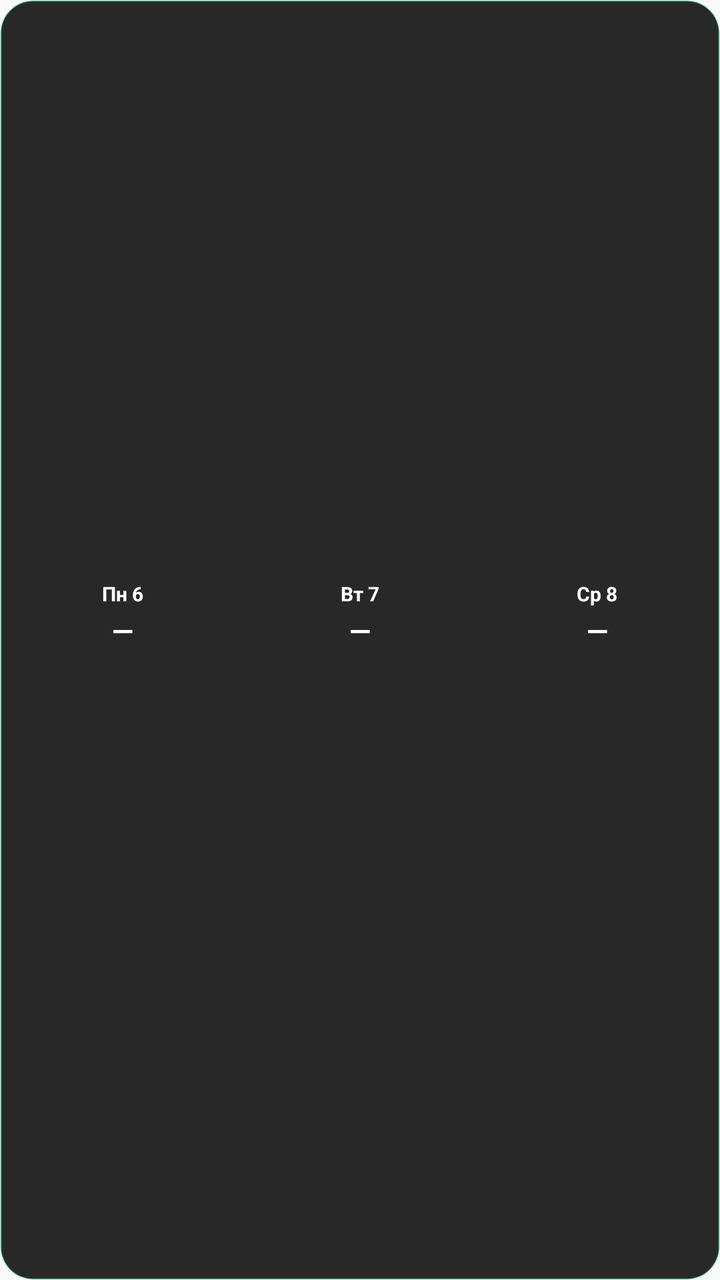
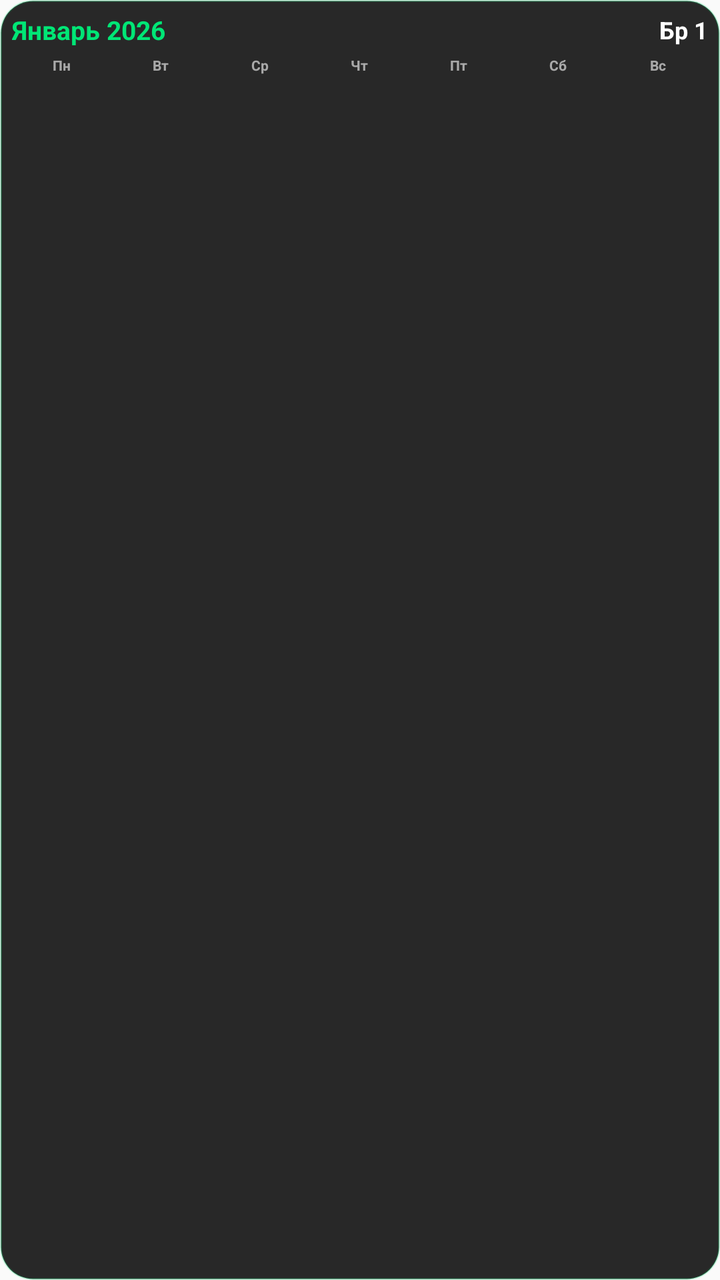

The first picture is an Android layout as it rendered before a commit; the second is the same layout after the commit. The layout source and the unified diff follow.
<!-- AndroidManifest.xml: application theme Theme.Salarynaftan -->
<!-- res/layout/widget_shift.xml -->
<?xml version="1.0" encoding="utf-8"?>
<LinearLayout xmlns:android="http://schemas.android.com/apk/res/android"
    android:id="@+id/widget_root"
    android:layout_width="match_parent"
    android:layout_height="match_parent"
    android:orientation="horizontal"
    android:baselineAligned="false"
    android:padding="2dp"
    android:background="@drawable/widget_background">

    
    <LinearLayout
        android:id="@+id/day1_container"
        android:layout_width="0dp"
        android:layout_height="match_parent"
        android:layout_weight="1"
        android:orientation="vertical"
        android:gravity="center"
        android:padding="4dp"
        android:layout_margin="2dp">

        <TextView
            android:id="@+id/day1_day_date"
            android:layout_width="wrap_content"
            android:layout_height="wrap_content"
            android:text="Пн 6"
            android:textSize="10sp"
            android:textStyle="bold"
            android:textColor="#FFFFFF"
            android:gravity="center" />

        <TextView
            android:id="@+id/day1_shift_type"
            android:layout_width="wrap_content"
            android:layout_height="wrap_content"
            android:text="—"
            android:textSize="14sp"
            android:textStyle="bold"
            android:textColor="#FFFFFF"
            android:gravity="center"
            android:layout_marginTop="2dp" />

        <TextView
            android:id="@+id/day1_time"
            android:layout_width="wrap_content"
            android:layout_height="wrap_content"
            android:text=""
            android:textSize="8sp"
            android:textColor="#CCFFFFFF"
            android:gravity="center"
            android:layout_marginTop="1dp" />

        <TextView
            android:id="@+id/day1_pay"
            android:layout_width="wrap_content"
            android:layout_height="wrap_content"
            android:text=""
            android:textSize="8sp"
            android:textStyle="bold"
            android:textColor="#FFD700"
            android:gravity="center"
            android:layout_marginTop="2dp" />
    </LinearLayout>

    
    <LinearLayout
        android:id="@+id/day2_container"
        android:layout_width="0dp"
        android:layout_height="match_parent"
        android:layout_weight="1"
        android:orientation="vertical"
        android:gravity="center"
        android:padding="4dp"
        android:layout_margin="2dp">

        <TextView
            android:id="@+id/day2_day_date"
            android:layout_width="wrap_content"
            android:layout_height="wrap_content"
            android:text="Вт 7"
            android:textSize="10sp"
            android:textStyle="bold"
            android:textColor="#FFFFFF"
            android:gravity="center" />

        <TextView
            android:id="@+id/day2_shift_type"
            android:layout_width="wrap_content"
            android:layout_height="wrap_content"
            android:text="—"
            android:textSize="14sp"
            android:textStyle="bold"
            android:textColor="#FFFFFF"
            android:gravity="center"
            android:layout_marginTop="2dp" />

        <TextView
            android:id="@+id/day2_time"
            android:layout_width="wrap_content"
            android:layout_height="wrap_content"
            android:text=""
            android:textSize="8sp"
            android:textColor="#CCFFFFFF"
            android:gravity="center"
            android:layout_marginTop="1dp" />

        <TextView
            android:id="@+id/day2_pay"
            android:layout_width="wrap_content"
            android:layout_height="wrap_content"
            android:text=""
            android:textSize="8sp"
            android:textStyle="bold"
            android:textColor="#FFD700"
            android:gravity="center"
            android:layout_marginTop="2dp" />
    </LinearLayout>

    
    <LinearLayout
        android:id="@+id/day3_container"
        android:layout_width="0dp"
        android:layout_height="match_parent"
        android:layout_weight="1"
        android:orientation="vertical"
        android:gravity="center"
        android:padding="4dp"
        android:layout_margin="2dp">

        <TextView
            android:id="@+id/day3_day_date"
            android:layout_width="wrap_content"
            android:layout_height="wrap_content"
            android:text="Ср 8"
            android:textSize="10sp"
            android:textStyle="bold"
            android:textColor="#FFFFFF"
            android:gravity="center" />

        <TextView
            android:id="@+id/day3_shift_type"
            android:layout_width="wrap_content"
            android:layout_height="wrap_content"
            android:text="—"
            android:textSize="14sp"
            android:textStyle="bold"
            android:textColor="#FFFFFF"
            android:gravity="center"
            android:layout_marginTop="2dp" />

        <TextView
            android:id="@+id/day3_time"
            android:layout_width="wrap_content"
            android:layout_height="wrap_content"
            android:text=""
            android:textSize="8sp"
            android:textColor="#CCFFFFFF"
            android:gravity="center"
            android:layout_marginTop="1dp" />

        <TextView
            android:id="@+id/day3_pay"
            android:layout_width="wrap_content"
            android:layout_height="wrap_content"
            android:text=""
            android:textSize="8sp"
            android:textStyle="bold"
            android:textColor="#FFD700"
            android:gravity="center"
            android:layout_marginTop="2dp" />
    </LinearLayout>

</LinearLayout>
<!-- resources referenced by this layout -->
<resources>
  <!-- drawable widget_background (drawable) -->
  <?xml version="1.0" encoding="utf-8"?>
  <shape xmlns:android="http://schemas.android.com/apk/res/android"
      android:shape="rectangle">
      <solid android:color="#E6121212" />
      <corners android:radius="16dp" />
      <stroke
          android:width="1dp"
          android:color="#3300E676" />
  </shape>
  <style name="Theme.Salarynaftan" parent="android:Theme.Material.Light.NoActionBar" />
</resources>

<!-- the commit's change to res/layout/widget_shift.xml (unified diff, before → after) -->
@@ -3,171 +3,578 @@
     android:id="@+id/widget_root"
     android:layout_width="match_parent"
     android:layout_height="match_parent"
-    android:orientation="horizontal"
-    android:baselineAligned="false"
-    android:padding="2dp"
+    android:orientation="vertical"
+    android:padding="6dp"
     android:background="@drawable/widget_background">
 
     
     <LinearLayout
-        android:id="@+id/day1_container"
-        android:layout_width="0dp"
-        android:layout_height="match_parent"
-        android:layout_weight="1"
-        android:orientation="vertical"
-        android:gravity="center"
-        android:padding="4dp"
-        android:layout_margin="2dp">
-
-        <TextView
-            android:id="@+id/day1_day_date"
+        android:layout_width="match_parent"
+        android:layout_height="wrap_content"
+        android:orientation="horizontal"
+        android:gravity="center_vertical"
+        android:paddingBottom="4dp">
+
+        <TextView
+            android:id="@+id/widget_month_title"
+            android:layout_width="0dp"
+            android:layout_height="wrap_content"
+            android:layout_weight="1"
+            android:text="Январь 2026"
+            android:textSize="13sp"
+            android:textStyle="bold"
+            android:textColor="#00E676"
+            android:maxLines="1" />
+
+        <TextView
+            android:id="@+id/widget_brigade"
             android:layout_width="wrap_content"
             android:layout_height="wrap_content"
-            android:text="Пн 6"
-            android:textSize="10sp"
+            android:text="Бр 1"
+            android:textSize="12sp"
             android:textStyle="bold"
-            android:textColor="#FFFFFF"
-            android:gravity="center" />
-
-        <TextView
-            android:id="@+id/day1_shift_type"
-            android:layout_width="wrap_content"
-            android:layout_height="wrap_content"
-            android:text="—"
-            android:textSize="14sp"
-            android:textStyle="bold"
-            android:textColor="#FFFFFF"
-            android:gravity="center"
-            android:layout_marginTop="2dp" />
-
-        <TextView
-            android:id="@+id/day1_time"
-            android:layout_width="wrap_content"
-            android:layout_height="wrap_content"
-            android:text=""
-            android:textSize="8sp"
-            android:textColor="#CCFFFFFF"
-            android:gravity="center"
-            android:layout_marginTop="1dp" />
-
-        <TextView
-            android:id="@+id/day1_pay"
-            android:layout_width="wrap_content"
-            android:layout_height="wrap_content"
-            android:text=""
-            android:textSize="8sp"
-            android:textStyle="bold"
-            android:textColor="#FFD700"
-            android:gravity="center"
-            android:layout_marginTop="2dp" />
+            android:textColor="#FFFFFF" />
     </LinearLayout>
 
     
     <LinearLayout
-        android:id="@+id/day2_container"
-        android:layout_width="0dp"
-        android:layout_height="match_parent"
-        android:layout_weight="1"
-        android:orientation="vertical"
-        android:gravity="center"
-        android:padding="4dp"
-        android:layout_margin="2dp">
-
-        <TextView
-            android:id="@+id/day2_day_date"
-            android:layout_width="wrap_content"
-            android:layout_height="wrap_content"
-            android:text="Вт 7"
-            android:textSize="10sp"
-            android:textStyle="bold"
-            android:textColor="#FFFFFF"
-            android:gravity="center" />
-
-        <TextView
-            android:id="@+id/day2_shift_type"
-            android:layout_width="wrap_content"
-            android:layout_height="wrap_content"
-            android:text="—"
-            android:textSize="14sp"
-            android:textStyle="bold"
-            android:textColor="#FFFFFF"
-            android:gravity="center"
-            android:layout_marginTop="2dp" />
-
-        <TextView
-            android:id="@+id/day2_time"
-            android:layout_width="wrap_content"
-            android:layout_height="wrap_content"
-            android:text=""
-            android:textSize="8sp"
-            android:textColor="#CCFFFFFF"
-            android:gravity="center"
-            android:layout_marginTop="1dp" />
-
-        <TextView
-            android:id="@+id/day2_pay"
-            android:layout_width="wrap_content"
-            android:layout_height="wrap_content"
-            android:text=""
-            android:textSize="8sp"
-            android:textStyle="bold"
-            android:textColor="#FFD700"
-            android:gravity="center"
-            android:layout_marginTop="2dp" />
+        android:layout_width="match_parent"
+        android:layout_height="wrap_content"
+        android:orientation="horizontal"
+        android:paddingBottom="3dp">
+
+        <TextView
+            style="@style/WidgetWeekdayCell"
+            android:text="Пн" />
+        <TextView
+            style="@style/WidgetWeekdayCell"
+            android:text="Вт" />
+        <TextView
+            style="@style/WidgetWeekdayCell"
+            android:text="Ср" />
+        <TextView
+            style="@style/WidgetWeekdayCell"
+            android:text="Чт" />
+        <TextView
+            style="@style/WidgetWeekdayCell"
+            android:text="Пт" />
+        <TextView
+            style="@style/WidgetWeekdayCell"
+            android:text="Сб" />
+        <TextView
+            style="@style/WidgetWeekdayCell"
+            android:text="Вс" />
     </LinearLayout>
 
     
     <LinearLayout
-        android:id="@+id/day3_container"
-        android:layout_width="0dp"
-        android:layout_height="match_parent"
+        android:layout_width="match_parent"
+        android:layout_height="0dp"
         android:layout_weight="1"
-        android:orientation="vertical"
-        android:gravity="center"
-        android:padding="4dp"
-        android:layout_margin="2dp">
-
-        <TextView
-            android:id="@+id/day3_day_date"
-            android:layout_width="wrap_content"
-            android:layout_height="wrap_content"
-            android:text="Ср 8"
-            android:textSize="10sp"
-            android:textStyle="bold"
-            android:textColor="#FFFFFF"
-            android:gravity="center" />
-
-        <TextView
-            android:id="@+id/day3_shift_type"
-            android:layout_width="wrap_content"
-            android:layout_height="wrap_content"
-            android:text="—"
-            android:textSize="14sp"
-            android:textStyle="bold"
-            android:textColor="#FFFFFF"
-            android:gravity="center"
-            android:layout_marginTop="2dp" />
-
-        <TextView
-            android:id="@+id/day3_time"
-            android:layout_width="wrap_content"
-            android:layout_height="wrap_content"
-            android:text=""
-            android:textSize="8sp"
-            android:textColor="#CCFFFFFF"
-            android:gravity="center"
-            android:layout_marginTop="1dp" />
-
-        <TextView
-            android:id="@+id/day3_pay"
-            android:layout_width="wrap_content"
-            android:layout_height="wrap_content"
-            android:text=""
-            android:textSize="8sp"
-            android:textStyle="bold"
-            android:textColor="#FFD700"
-            android:gravity="center"
-            android:layout_marginTop="2dp" />
+        android:orientation="vertical">
+
+        <LinearLayout
+            android:layout_width="match_parent"
+            android:layout_height="0dp"
+            android:layout_weight="1"
+            android:orientation="horizontal">
+
+            <LinearLayout
+                android:id="@+id/cell_0_0"
+                style="@style/WidgetDayCell">
+                <TextView
+                    android:id="@+id/cell_0_0_num"
+                    style="@style/WidgetDayNum" />
+                <TextView
+                    android:id="@+id/cell_0_0_shift"
+                    style="@style/WidgetDayShift" />
+            </LinearLayout>
+
+            <LinearLayout
+                android:id="@+id/cell_0_1"
+                style="@style/WidgetDayCell">
+                <TextView
+                    android:id="@+id/cell_0_1_num"
+                    style="@style/WidgetDayNum" />
+                <TextView
+                    android:id="@+id/cell_0_1_shift"
+                    style="@style/WidgetDayShift" />
+            </LinearLayout>
+
+            <LinearLayout
+                android:id="@+id/cell_0_2"
+                style="@style/WidgetDayCell">
+                <TextView
+                    android:id="@+id/cell_0_2_num"
+                    style="@style/WidgetDayNum" />
+                <TextView
+                    android:id="@+id/cell_0_2_shift"
+                    style="@style/WidgetDayShift" />
+            </LinearLayout>
+
+            <LinearLayout
+                android:id="@+id/cell_0_3"
+                style="@style/WidgetDayCell">
+                <TextView
+                    android:id="@+id/cell_0_3_num"
+                    style="@style/WidgetDayNum" />
+                <TextView
+                    android:id="@+id/cell_0_3_shift"
+                    style="@style/WidgetDayShift" />
+            </LinearLayout>
+
+            <LinearLayout
+                android:id="@+id/cell_0_4"
+                style="@style/WidgetDayCell">
+                <TextView
+                    android:id="@+id/cell_0_4_num"
+                    style="@style/WidgetDayNum" />
+                <TextView
+                    android:id="@+id/cell_0_4_shift"
+                    style="@style/WidgetDayShift" />
+            </LinearLayout>
+
+            <LinearLayout
+                android:id="@+id/cell_0_5"
+                style="@style/WidgetDayCell">
+                <TextView
+                    android:id="@+id/cell_0_5_num"
+                    style="@style/WidgetDayNum" />
+                <TextView
+                    android:id="@+id/cell_0_5_shift"
+                    style="@style/WidgetDayShift" />
+            </LinearLayout>
+
+            <LinearLayout
+                android:id="@+id/cell_0_6"
+                style="@style/WidgetDayCell">
+                <TextView
+                    android:id="@+id/cell_0_6_num"
+                    style="@style/WidgetDayNum" />
+                <TextView
+                    android:id="@+id/cell_0_6_shift"
+                    style="@style/WidgetDayShift" />
+            </LinearLayout>
+        </LinearLayout>
+
+        <LinearLayout
+            android:layout_width="match_parent"
+            android:layout_height="0dp"
+            android:layout_weight="1"
+            android:orientation="horizontal">
+
+            <LinearLayout
+                android:id="@+id/cell_1_0"
+                style="@style/WidgetDayCell">
+                <TextView
+                    android:id="@+id/cell_1_0_num"
+                    style="@style/WidgetDayNum" />
+                <TextView
+                    android:id="@+id/cell_1_0_shift"
+                    style="@style/WidgetDayShift" />
+            </LinearLayout>
+
+            <LinearLayout
+                android:id="@+id/cell_1_1"
+                style="@style/WidgetDayCell">
+                <TextView
+                    android:id="@+id/cell_1_1_num"
+                    style="@style/WidgetDayNum" />
+                <TextView
+                    android:id="@+id/cell_1_1_shift"
+                    style="@style/WidgetDayShift" />
+            </LinearLayout>
+
+            <LinearLayout
+                android:id="@+id/cell_1_2"
+                style="@style/WidgetDayCell">
+                <TextView
+                    android:id="@+id/cell_1_2_num"
+                    style="@style/WidgetDayNum" />
+                <TextView
+                    android:id="@+id/cell_1_2_shift"
+                    style="@style/WidgetDayShift" />
+            </LinearLayout>
+
+            <LinearLayout
+                android:id="@+id/cell_1_3"
+                style="@style/WidgetDayCell">
+                <TextView
+                    android:id="@+id/cell_1_3_num"
+                    style="@style/WidgetDayNum" />
+                <TextView
+                    android:id="@+id/cell_1_3_shift"
+                    style="@style/WidgetDayShift" />
+            </LinearLayout>
+
+            <LinearLayout
+                android:id="@+id/cell_1_4"
+                style="@style/WidgetDayCell">
+                <TextView
+                    android:id="@+id/cell_1_4_num"
+                    style="@style/WidgetDayNum" />
+                <TextView
+                    android:id="@+id/cell_1_4_shift"
+                    style="@style/WidgetDayShift" />
+            </LinearLayout>
+
+            <LinearLayout
+                android:id="@+id/cell_1_5"
+                style="@style/WidgetDayCell">
+                <TextView
+                    android:id="@+id/cell_1_5_num"
+                    style="@style/WidgetDayNum" />
+                <TextView
+                    android:id="@+id/cell_1_5_shift"
+                    style="@style/WidgetDayShift" />
+            </LinearLayout>
+
+            <LinearLayout
+                android:id="@+id/cell_1_6"
+                style="@style/WidgetDayCell">
+                <TextView
+                    android:id="@+id/cell_1_6_num"
+                    style="@style/WidgetDayNum" />
+                <TextView
+                    android:id="@+id/cell_1_6_shift"
+                    style="@style/WidgetDayShift" />
+            </LinearLayout>
+        </LinearLayout>
+
+        <LinearLayout
+            android:layout_width="match_parent"
+            android:layout_height="0dp"
+            android:layout_weight="1"
+            android:orientation="horizontal">
+
+            <LinearLayout
+                android:id="@+id/cell_2_0"
+                style="@style/WidgetDayCell">
+                <TextView
+                    android:id="@+id/cell_2_0_num"
+                    style="@style/WidgetDayNum" />
+                <TextView
+                    android:id="@+id/cell_2_0_shift"
+                    style="@style/WidgetDayShift" />
+            </LinearLayout>
+
+            <LinearLayout
+                android:id="@+id/cell_2_1"
+                style="@style/WidgetDayCell">
+                <TextView
+                    android:id="@+id/cell_2_1_num"
+                    style="@style/WidgetDayNum" />
+                <TextView
+                    android:id="@+id/cell_2_1_shift"
+                    style="@style/WidgetDayShift" />
+            </LinearLayout>
+
+            <LinearLayout
+                android:id="@+id/cell_2_2"
+                style="@style/WidgetDayCell">
+                <TextView
+                    android:id="@+id/cell_2_2_num"
+                    style="@style/WidgetDayNum" />
+                <TextView
+                    android:id="@+id/cell_2_2_shift"
+                    style="@style/WidgetDayShift" />
+            </LinearLayout>
+
+            <LinearLayout
+                android:id="@+id/cell_2_3"
+                style="@style/WidgetDayCell">
+                <TextView
+                    android:id="@+id/cell_2_3_num"
+                    style="@style/WidgetDayNum" />
+                <TextView
+                    android:id="@+id/cell_2_3_shift"
+                    style="@style/WidgetDayShift" />
+            </LinearLayout>
+
+            <LinearLayout
+                android:id="@+id/cell_2_4"
+                style="@style/WidgetDayCell">
+                <TextView
+                    android:id="@+id/cell_2_4_num"
+                    style="@style/WidgetDayNum" />
+                <TextView
+                    android:id="@+id/cell_2_4_shift"
+                    style="@style/WidgetDayShift" />
+            </LinearLayout>
+
+            <LinearLayout
+                android:id="@+id/cell_2_5"
+                style="@style/WidgetDayCell">
+                <TextView
+                    android:id="@+id/cell_2_5_num"
+                    style="@style/WidgetDayNum" />
+                <TextView
+                    android:id="@+id/cell_2_5_shift"
+                    style="@style/WidgetDayShift" />
+            </LinearLayout>
+
+            <LinearLayout
+                android:id="@+id/cell_2_6"
+                style="@style/WidgetDayCell">
+                <TextView
+                    android:id="@+id/cell_2_6_num"
+                    style="@style/WidgetDayNum" />
+                <TextView
+                    android:id="@+id/cell_2_6_shift"
+                    style="@style/WidgetDayShift" />
+            </LinearLayout>
+        </LinearLayout>
+
+        <LinearLayout
+            android:layout_width="match_parent"
+            android:layout_height="0dp"
+            android:layout_weight="1"
+            android:orientation="horizontal">
+
+            <LinearLayout
+                android:id="@+id/cell_3_0"
+                style="@style/WidgetDayCell">
+                <TextView
+                    android:id="@+id/cell_3_0_num"
+                    style="@style/WidgetDayNum" />
+                <TextView
+                    android:id="@+id/cell_3_0_shift"
+                    style="@style/WidgetDayShift" />
+            </LinearLayout>
+
+            <LinearLayout
+                android:id="@+id/cell_3_1"
+                style="@style/WidgetDayCell">
+                <TextView
+                    android:id="@+id/cell_3_1_num"
+                    style="@style/WidgetDayNum" />
+                <TextView
+                    android:id="@+id/cell_3_1_shift"
+                    style="@style/WidgetDayShift" />
+            </LinearLayout>
+
+            <LinearLayout
+                android:id="@+id/cell_3_2"
+                style="@style/WidgetDayCell">
+                <TextView
+                    android:id="@+id/cell_3_2_num"
+                    style="@style/WidgetDayNum" />
+                <TextView
+                    android:id="@+id/cell_3_2_shift"
+                    style="@style/WidgetDayShift" />
+            </LinearLayout>
+
+            <LinearLayout
+                android:id="@+id/cell_3_3"
+                style="@style/WidgetDayCell">
+                <TextView
+                    android:id="@+id/cell_3_3_num"
+                    style="@style/WidgetDayNum" />
+                <TextView
+                    android:id="@+id/cell_3_3_shift"
+                    style="@style/WidgetDayShift" />
+            </LinearLayout>
+
+            <LinearLayout
+                android:id="@+id/cell_3_4"
+                style="@style/WidgetDayCell">
+                <TextView
+                    android:id="@+id/cell_3_4_num"
+                    style="@style/WidgetDayNum" />
+                <TextView
+                    android:id="@+id/cell_3_4_shift"
+                    style="@style/WidgetDayShift" />
+            </LinearLayout>
+
+            <LinearLayout
+                android:id="@+id/cell_3_5"
+                style="@style/WidgetDayCell">
+                <TextView
+                    android:id="@+id/cell_3_5_num"
+                    style="@style/WidgetDayNum" />
+                <TextView
+                    android:id="@+id/cell_3_5_shift"
+                    style="@style/WidgetDayShift" />
+            </LinearLayout>
+
+            <LinearLayout
+                android:id="@+id/cell_3_6"
+                style="@style/WidgetDayCell">
+                <TextView
+                    android:id="@+id/cell_3_6_num"
+                    style="@style/WidgetDayNum" />
+                <TextView
+                    android:id="@+id/cell_3_6_shift"
+                    style="@style/WidgetDayShift" />
+            </LinearLayout>
+        </LinearLayout>
+
+        <LinearLayout
+            android:layout_width="match_parent"
+            android:layout_height="0dp"
+            android:layout_weight="1"
+            android:orientation="horizontal">
+
+            <LinearLayout
+                android:id="@+id/cell_4_0"
+                style="@style/WidgetDayCell">
+                <TextView
+                    android:id="@+id/cell_4_0_num"
+                    style="@style/WidgetDayNum" />
+                <TextView
+                    android:id="@+id/cell_4_0_shift"
+                    style="@style/WidgetDayShift" />
+            </LinearLayout>
+
+            <LinearLayout
+                android:id="@+id/cell_4_1"
+                style="@style/WidgetDayCell">
+                <TextView
+                    android:id="@+id/cell_4_1_num"
+                    style="@style/WidgetDayNum" />
+                <TextView
+                    android:id="@+id/cell_4_1_shift"
+                    style="@style/WidgetDayShift" />
+            </LinearLayout>
+
+            <LinearLayout
+                android:id="@+id/cell_4_2"
+                style="@style/WidgetDayCell">
+                <TextView
+                    android:id="@+id/cell_4_2_num"
+                    style="@style/WidgetDayNum" />
+                <TextView
+                    android:id="@+id/cell_4_2_shift"
+                    style="@style/WidgetDayShift" />
+            </LinearLayout>
+
+            <LinearLayout
+                android:id="@+id/cell_4_3"
+                style="@style/WidgetDayCell">
+                <TextView
+                    android:id="@+id/cell_4_3_num"
+                    style="@style/WidgetDayNum" />
+                <TextView
+                    android:id="@+id/cell_4_3_shift"
+                    style="@style/WidgetDayShift" />
+            </LinearLayout>
+
+            <LinearLayout
+                android:id="@+id/cell_4_4"
+                style="@style/WidgetDayCell">
+                <TextView
+                    android:id="@+id/cell_4_4_num"
+                    style="@style/WidgetDayNum" />
+                <TextView
+                    android:id="@+id/cell_4_4_shift"
+                    style="@style/WidgetDayShift" />
+            </LinearLayout>
+
+            <LinearLayout
+                android:id="@+id/cell_4_5"
+                style="@style/WidgetDayCell">
+                <TextView
+                    android:id="@+id/cell_4_5_num"
+                    style="@style/WidgetDayNum" />
+                <TextView
+                    android:id="@+id/cell_4_5_shift"
+                    style="@style/WidgetDayShift" />
+            </LinearLayout>
+
+            <LinearLayout
+                android:id="@+id/cell_4_6"
+                style="@style/WidgetDayCell">
+                <TextView
+                    android:id="@+id/cell_4_6_num"
+                    style="@style/WidgetDayNum" />
+                <TextView
+                    android:id="@+id/cell_4_6_shift"
+                    style="@style/WidgetDayShift" />
+            </LinearLayout>
+        </LinearLayout>
+
+        <LinearLayout
+            android:layout_width="match_parent"
+            android:layout_height="0dp"
+            android:layout_weight="1"
+            android:orientation="horizontal">
+
+            <LinearLayout
+                android:id="@+id/cell_5_0"
+                style="@style/WidgetDayCell">
+                <TextView
+                    android:id="@+id/cell_5_0_num"
+                    style="@style/WidgetDayNum" />
+                <TextView
+                    android:id="@+id/cell_5_0_shift"
+                    style="@style/WidgetDayShift" />
+            </LinearLayout>
+
+            <LinearLayout
+                android:id="@+id/cell_5_1"
+                style="@style/WidgetDayCell">
+                <TextView
+                    android:id="@+id/cell_5_1_num"
+                    style="@style/WidgetDayNum" />
+                <TextView
+                    android:id="@+id/cell_5_1_shift"
+                    style="@style/WidgetDayShift" />
+            </LinearLayout>
+
+            <LinearLayout
+                android:id="@+id/cell_5_2"
+                style="@style/WidgetDayCell">
+                <TextView
+                    android:id="@+id/cell_5_2_num"
+                    style="@style/WidgetDayNum" />
+                <TextView
+                    android:id="@+id/cell_5_2_shift"
+                    style="@style/WidgetDayShift" />
+            </LinearLayout>
+
+            <LinearLayout
+                android:id="@+id/cell_5_3"
+                style="@style/WidgetDayCell">
+                <TextView
+                    android:id="@+id/cell_5_3_num"
+                    style="@style/WidgetDayNum" />
+                <TextView
+                    android:id="@+id/cell_5_3_shift"
+                    style="@style/WidgetDayShift" />
+            </LinearLayout>
+
+            <LinearLayout
+                android:id="@+id/cell_5_4"
+                style="@style/WidgetDayCell">
+                <TextView
+                    android:id="@+id/cell_5_4_num"
+                    style="@style/WidgetDayNum" />
+                <TextView
+                    android:id="@+id/cell_5_4_shift"
+                    style="@style/WidgetDayShift" />
+            </LinearLayout>
+
+            <LinearLayout
+                android:id="@+id/cell_5_5"
+                style="@style/WidgetDayCell">
+                <TextView
+                    android:id="@+id/cell_5_5_num"
+                    style="@style/WidgetDayNum" />
+                <TextView
+                    android:id="@+id/cell_5_5_shift"
+                    style="@style/WidgetDayShift" />
+            </LinearLayout>
+
+            <LinearLayout
+                android:id="@+id/cell_5_6"
+                style="@style/WidgetDayCell">
+                <TextView
+                    android:id="@+id/cell_5_6_num"
+                    style="@style/WidgetDayNum" />
+                <TextView
+                    android:id="@+id/cell_5_6_shift"
+                    style="@style/WidgetDayShift" />
+            </LinearLayout>
+        </LinearLayout>
     </LinearLayout>
-
 </LinearLayout>
<!-- resource entries referenced after the edit -->
@@ -10,6 +10,43 @@
           android:width="1dp"
           android:color="#3300E676" />
   </shape>
+  <style name="WidgetDayCell" parent="">
+          <item name="android:layout_width">0dp</item>
+          <item name="android:layout_height">match_parent</item>
+          <item name="android:layout_weight">1</item>
+          <item name="android:orientation">vertical</item>
+          <item name="android:gravity">center</item>
+          <item name="android:padding">1dp</item>
+          <item name="android:layout_margin">1dp</item>
+      </style>
+  <style name="WidgetDayNum" parent="">
+          <item name="android:layout_width">wrap_content</item>
+          <item name="android:layout_height">wrap_content</item>
+          <item name="android:textSize">8sp</item>
+          <item name="android:textStyle">bold</item>
+          <item name="android:textColor">#FFFFFF</item>
+          <item name="android:gravity">center</item>
+          <item name="android:maxLines">1</item>
+      </style>
+  <style name="WidgetDayShift" parent="">
+          <item name="android:layout_width">wrap_content</item>
+          <item name="android:layout_height">wrap_content</item>
+          <item name="android:textSize">10sp</item>
+          <item name="android:textStyle">bold</item>
+          <item name="android:textColor">#FFFFFF</item>
+          <item name="android:gravity">center</item>
+          <item name="android:maxLines">1</item>
+      </style>
+  <style name="WidgetWeekdayCell" parent="">
+          <item name="android:layout_width">0dp</item>
+          <item name="android:layout_height">wrap_content</item>
+          <item name="android:layout_weight">1</item>
+          <item name="android:textSize">7sp</item>
+          <item name="android:textStyle">bold</item>
+          <item name="android:textColor">#99FFFFFF</item>
+          <item name="android:gravity">center</item>
+          <item name="android:maxLines">1</item>
+      </style>
   <style name="Theme.Salarynaftan" parent="android:Theme.Material.Light.NoActionBar" />
 </resources>
 
